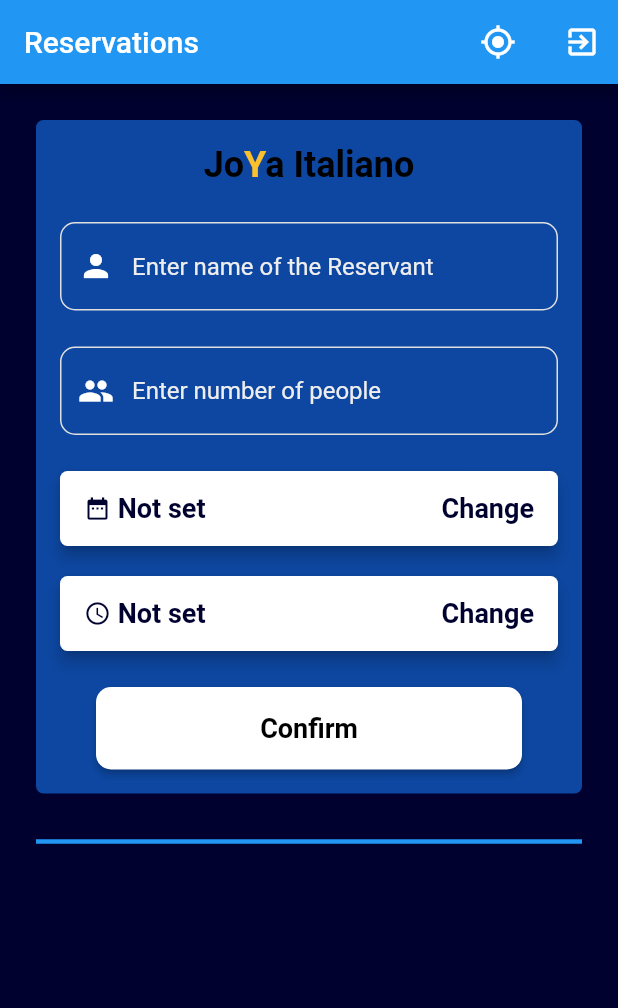
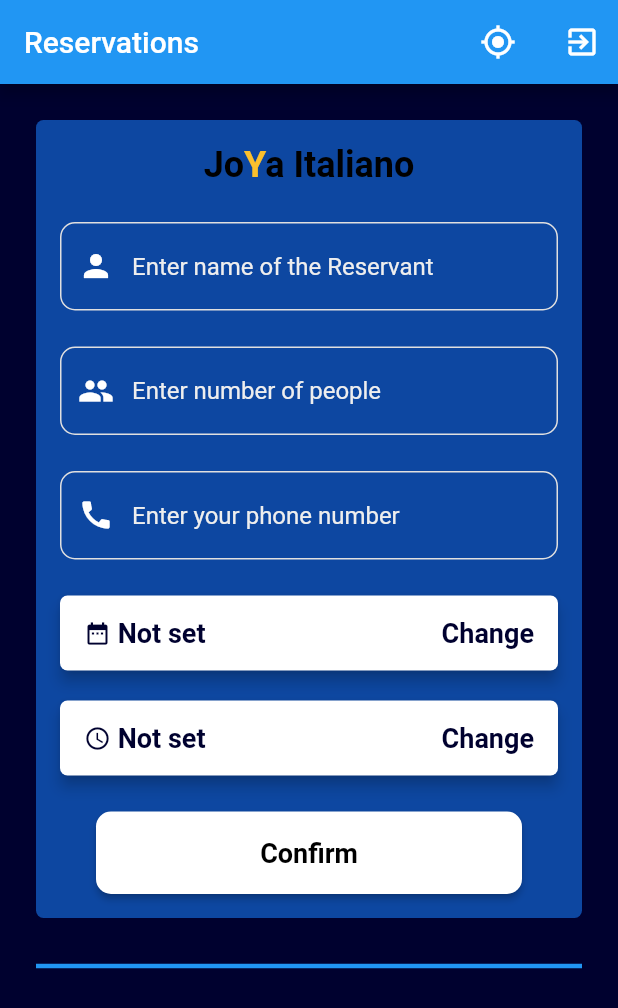
Before and after one commit to Rioverde/Joya-Italiano, a Flutter app: the screen it shows once a user with an empty profile is signed in, on a phone screen of 412 x 824 dp. Shown: the top 1008 px of the screen. Run offline on Flutter 3.47's test engine with Material 2 defaults, Android fonts, the phone set to English and light mode, and no system bars; our stand-ins replace cloud_firestore, firebase_auth, firebase_messaging, flutter_datetime_picker, flutter_spinkit, google_fonts and 4 more; accounts and stored records are empty; Roboto replaces fonts that are missing (Ubuntu).

Commit message:
added phone calls

```diff
--- a/lib/Dashboard/dashboard.dart
+++ b/lib/Dashboard/dashboard.dart
@@ -18,6 +18,7 @@ String name = '';
 String month;
 String day;
 int number = 0;
+String phone = '';
 
 class CustomerDashboard extends StatefulWidget {
   @override
@@ -214,6 +215,10 @@ class _CustomerDashboardState extends State<CustomerDashboard> {
             SizedBox(
               height: 24,
             ),
+            enterPhoneField(),
+            SizedBox(
+              height: 24,
+            ),
             RaisedButton(
               shape: RoundedRectangleBorder(
                   borderRadius: BorderRadius.circular(5.0)),
@@ -350,7 +355,7 @@ class _CustomerDashboardState extends State<CustomerDashboard> {
               if (_formKey.currentState.validate()) {
                 var firebaseUser = await FirebaseAuth.instance.currentUser();
                 await DatabaseService(uid: firebaseUser.uid)
-                    .updateUserData(name, false, _date, _time, number);
+                    .updateUserData(name, false, _date, _time, number, phone);
                 setState(() {});
               } else
                 print('Error in update');
@@ -406,7 +411,27 @@ class _CustomerDashboardState extends State<CustomerDashboard> {
     );
   }
 
+  TextFormField enterPhoneField() {
+    return TextFormField(
+      validator: (value) => validatePhoneCases(value),
+      onChanged: (val) {
+        setState(() => phone = (val));
+        print(phone);
+      },
+      obscureText: false,
+      decoration: InputDecoration(
+        hintText: "Enter your phone number",
+        prefixIcon: Icon(
+          Icons.call,
+          color: Colors.white,
+        ),
+      ),
+    );
+  }
+
   Padding confirmButton(String text, Function pressed) {
+    print(number);
+    print(phone);
     return Padding(
       padding: const EdgeInsets.fromLTRB(24, 24, 24, 0),
       child: ButtonTheme(
--- a/lib/Dashboard/usersTile.dart
+++ b/lib/Dashboard/usersTile.dart
@@ -1,5 +1,5 @@
 import 'dart:math';
-
+import 'package:url_launcher/url_launcher.dart';
 import 'package:Joya_Italiano/Models/userData.dart';
 import 'package:flutter/material.dart';
 
@@ -9,6 +9,7 @@ class UsersTile extends StatelessWidget {
 
   @override
   Widget build(BuildContext context) {
+    print(users.phone);
     Color randomColor =
         Colors.primaries[Random().nextInt(Colors.primaries.length)];
 
@@ -30,7 +31,17 @@ class UsersTile extends StatelessWidget {
                   radius: 25,
                   backgroundColor: randomColor,
                 ),
-                title: Text(users.name),
+                title: Row(
+                  children: [
+                    Text(users.name),
+                    Spacer(),
+                    IconButton(
+                        icon: Icon(Icons.phone_forwarded),
+                        iconSize: 24,
+                        color: randomColor,
+                        onPressed: () => launch("tel:" + users.phone))
+                  ],
+                ),
                 subtitle: Row(
                   children: [
                     Text(users.date),
--- a/lib/Database/database.dart
+++ b/lib/Database/database.dart
@@ -9,14 +9,15 @@ class DatabaseService {
   final CollectionReference userCollection =
       Firestore.instance.collection('Users');
 
-  Future<void> updateUserData(
-      String name, bool admin, String date, String time, int number) async {
+  Future<void> updateUserData(String name, bool admin, String date, String time,
+      int number, String phone) async {
     return await userCollection.document(uid).setData({
       'name': name,
       'admin': admin,
       'date': date,
       'time': time,
       'number': number,
+      'phone': phone,
     });
   }
 
@@ -31,7 +32,8 @@ class DatabaseService {
         admin: doc.data[false] ?? false,
         date: doc.data['date'] ?? '00-00-00',
         time: doc.data['time'] ?? '00:00',
-        number: doc.data['number'] ?? 0,
+        number: doc.data['number'] ?? 1,
+        phone: doc.data['phone'] ?? 0,
       );
     }).toList();
   }
--- a/lib/Maps/showLocation.dart
+++ b/lib/Maps/showLocation.dart
@@ -4,9 +4,10 @@ import 'dart:ui';
 import 'package:flutter/services.dart';
 
 import 'package:flutter/material.dart';
-import 'package:google_map_polyline/google_map_polyline.dart';
 import 'package:google_maps_flutter/google_maps_flutter.dart';
 import 'package:location/location.dart';
+
+GoogleMapController gmapController;
 
 class ShowLocation extends StatefulWidget {
   @override
@@ -16,7 +17,6 @@ class ShowLocation extends StatefulWidget {
 class _ShowLocation extends State<ShowLocation> {
   Set<Marker> _markers = HashSet<Marker>();
 
-  GoogleMapController _mapController;
   BitmapDescriptor _markerIcon;
 
   void _getLocationPermission() async {
@@ -48,7 +48,7 @@ class _ShowLocation extends State<ShowLocation> {
   }
 
   void _onMapCreated(GoogleMapController controller) {
-    _mapController = controller;
+    gmapController = controller;
 
     setState(() {
       _markers.add(
--- a/lib/Models/userData.dart
+++ b/lib/Models/userData.dart
@@ -5,7 +5,14 @@ class UserData {
   final String date;
   final String time;
   final int number;
+  final String phone;
 
   UserData(
-      {this.uid, this.name, this.admin, this.date, this.time, this.number});
+      {this.uid,
+      this.name,
+      this.admin,
+      this.date,
+      this.time,
+      this.number,
+      this.phone});
 }
--- a/lib/Services/AuthServices.dart
+++ b/lib/Services/AuthServices.dart
@@ -50,7 +50,7 @@ class AuthService {
           email: email, password: password);
       FirebaseUser user = result.user;
       await DatabaseService(uid: user.uid)
-          .updateUserData('User', false, "00-00-00", '00:00', 0);
+          .updateUserData('User', false, "00-00-00", '00:00', 1, '');
       return _userFromFirebaseUser(user);
     } catch (error) {
       print(error.toString());
--- a/pubspec.yaml
+++ b/pubspec.yaml
@@ -44,6 +44,7 @@ dependencies:
   google_map_polyline:
   permission: ^0.1.7
   location: ^3.0.0
+  url_launcher: ^5.5.2
 
 dev_dependencies:
   flutter_test:
```
Also changed, not shown: lib/Services/regexValidation.dart (+12 -1 lines), pubspec.lock.
